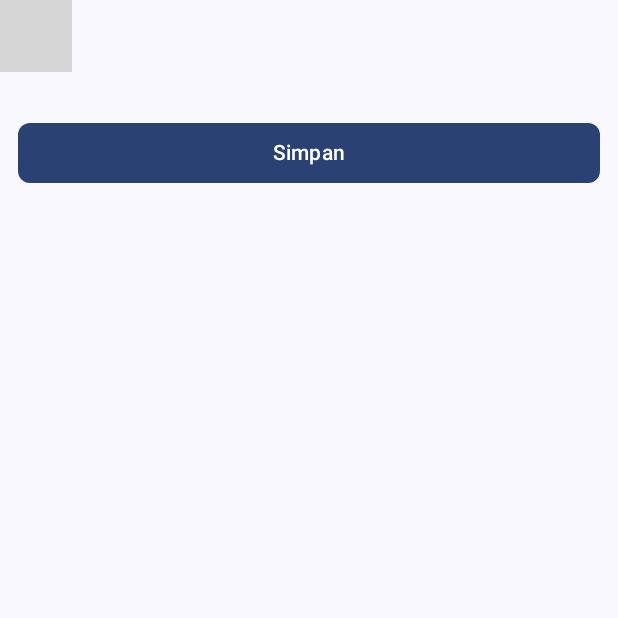
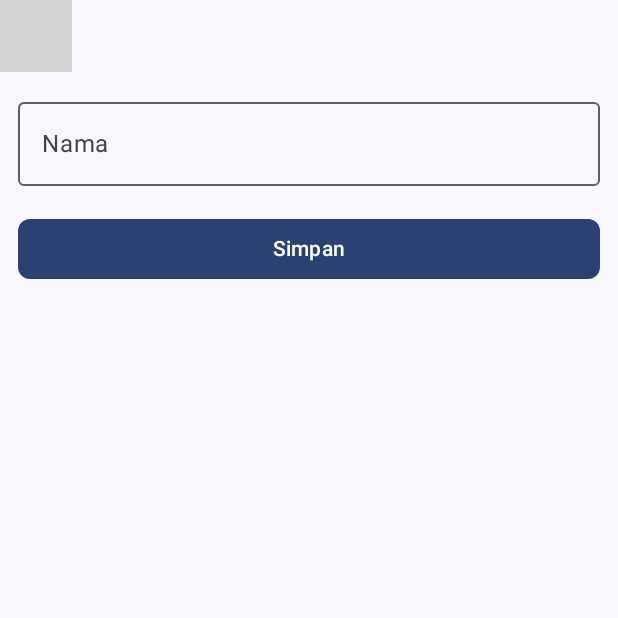
Before and after one commit to namira121/QuestAPI_081, an Android app built with Jetpack Compose: the composable EntryMhsScreen shown on its own in the app's theme, on a phone screen of 412 x 824 dp, the top half of it. Run offline under Robolectric (Android 15) with nearby library versions, the phone set to English and light mode, and no system bars; libraries missing offline, so code that uses them is left out: com.jakewharton.retrofit2; 1 statement that could not run was skipped; grey boxes are pictures that could not be loaded.

Commit message:
membuat textfield untuk nama

```diff
--- a/app/src/main/java/com/example/praktikumremotedatabase/ui/View/InsertView.kt
+++ b/app/src/main/java/com/example/praktikumremotedatabase/ui/View/InsertView.kt
@@ -9,6 +9,7 @@ import androidx.compose.foundation.verticalScroll
 import androidx.compose.material3.Button
 import androidx.compose.material3.ExperimentalMaterial3Api
 import androidx.compose.material3.MaterialTheme
+import androidx.compose.material3.OutlinedTextField
 import androidx.compose.material3.Scaffold
 import androidx.compose.material3.Text
 import androidx.compose.material3.TopAppBarDefaults
@@ -105,5 +106,15 @@ fun FormInput(
 ){
     Column(
         modifier = modifier,
-    ) {  }
+        verticalArrangement = Arrangement.spacedBy(12.dp)
+    ) {
+        OutlinedTextField(
+            value = insertUiEvent.nama,
+            onValueChange = {onValueChange(insertUiEvent.copy(nama = it))},
+            label = { Text("Nama") },
+            modifier = Modifier.fillMaxWidth(),
+            enabled = enabled,
+            singleLine = true
+        )
+    }
 }
```
